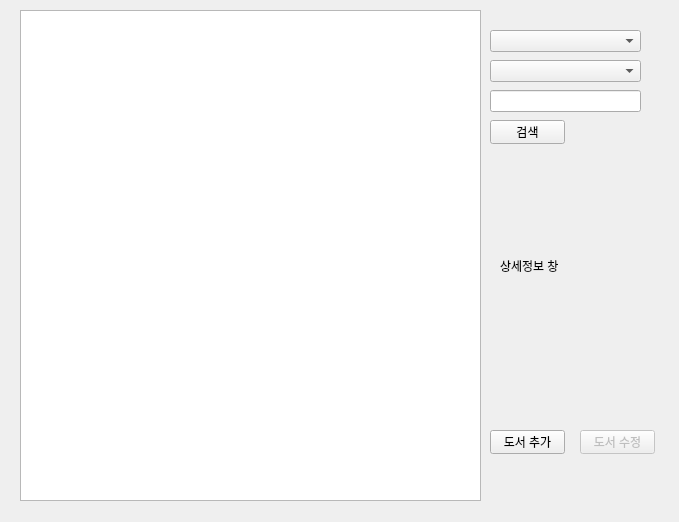
DaeyeongCho/DataBaseLectureProject, file uis/widget_manager_book.ui: the form before one commit.
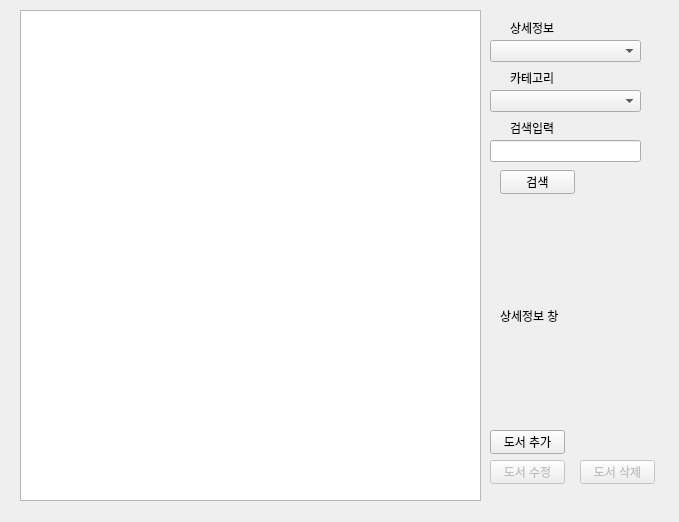
The form after the commit.

Patch:
```diff
--- a/uis/widget_manager_book.ui
+++ b/uis/widget_manager_book.ui
@@ -39,8 +39,8 @@
   <widget class="QPushButton" name="pushButtonSearch">
    <property name="geometry">
     <rect>
-     <x>490</x>
-     <y>120</y>
+     <x>500</x>
+     <y>170</y>
      <width>75</width>
      <height>24</height>
     </rect>
@@ -53,30 +53,30 @@
    <property name="geometry">
     <rect>
      <x>490</x>
-     <y>60</y>
-     <width>151</width>
-     <height>22</height>
-    </rect>
-   </property>
-  </widget>
-  <widget class="QLineEdit" name="lineEditSearch">
-   <property name="geometry">
-    <rect>
-     <x>490</x>
      <y>90</y>
      <width>151</width>
      <height>22</height>
     </rect>
    </property>
   </widget>
+  <widget class="QLineEdit" name="lineEditSearch">
+   <property name="geometry">
+    <rect>
+     <x>490</x>
+     <y>140</y>
+     <width>151</width>
+     <height>22</height>
+    </rect>
+   </property>
+  </widget>
   <widget class="QPushButton" name="pushButtonModifyBook">
    <property name="enabled">
     <bool>false</bool>
    </property>
    <property name="geometry">
     <rect>
-     <x>580</x>
-     <y>430</y>
+     <x>490</x>
+     <y>460</y>
      <width>75</width>
      <height>24</height>
     </rect>
@@ -89,9 +89,9 @@
    <property name="geometry">
     <rect>
      <x>500</x>
-     <y>150</y>
+     <y>230</y>
      <width>161</width>
-     <height>231</height>
+     <height>171</height>
     </rect>
    </property>
    <property name="text">
@@ -102,12 +102,67 @@
    <property name="geometry">
     <rect>
      <x>490</x>
-     <y>30</y>
+     <y>40</y>
      <width>151</width>
      <height>22</height>
     </rect>
    </property>
   </widget>
+  <widget class="QPushButton" name="pushButtonDeleteBook">
+   <property name="enabled">
+    <bool>false</bool>
+   </property>
+   <property name="geometry">
+    <rect>
+     <x>580</x>
+     <y>460</y>
+     <width>75</width>
+     <height>24</height>
+    </rect>
+   </property>
+   <property name="text">
+    <string>도서 삭제</string>
+   </property>
+  </widget>
+  <widget class="QLabel" name="label">
+   <property name="geometry">
+    <rect>
+     <x>510</x>
+     <y>20</y>
+     <width>48</width>
+     <height>16</height>
+    </rect>
+   </property>
+   <property name="text">
+    <string>상세정보</string>
+   </property>
+  </widget>
+  <widget class="QLabel" name="label_2">
+   <property name="geometry">
+    <rect>
+     <x>510</x>
+     <y>70</y>
+     <width>48</width>
+     <height>16</height>
+    </rect>
+   </property>
+   <property name="text">
+    <string>카테고리</string>
+   </property>
+  </widget>
+  <widget class="QLabel" name="label_3">
+   <property name="geometry">
+    <rect>
+     <x>510</x>
+     <y>120</y>
+     <width>48</width>
+     <height>16</height>
+    </rect>
+   </property>
+   <property name="text">
+    <string>검색입력</string>
+   </property>
+  </widget>
  </widget>
  <resources/>
  <connections/>
```
